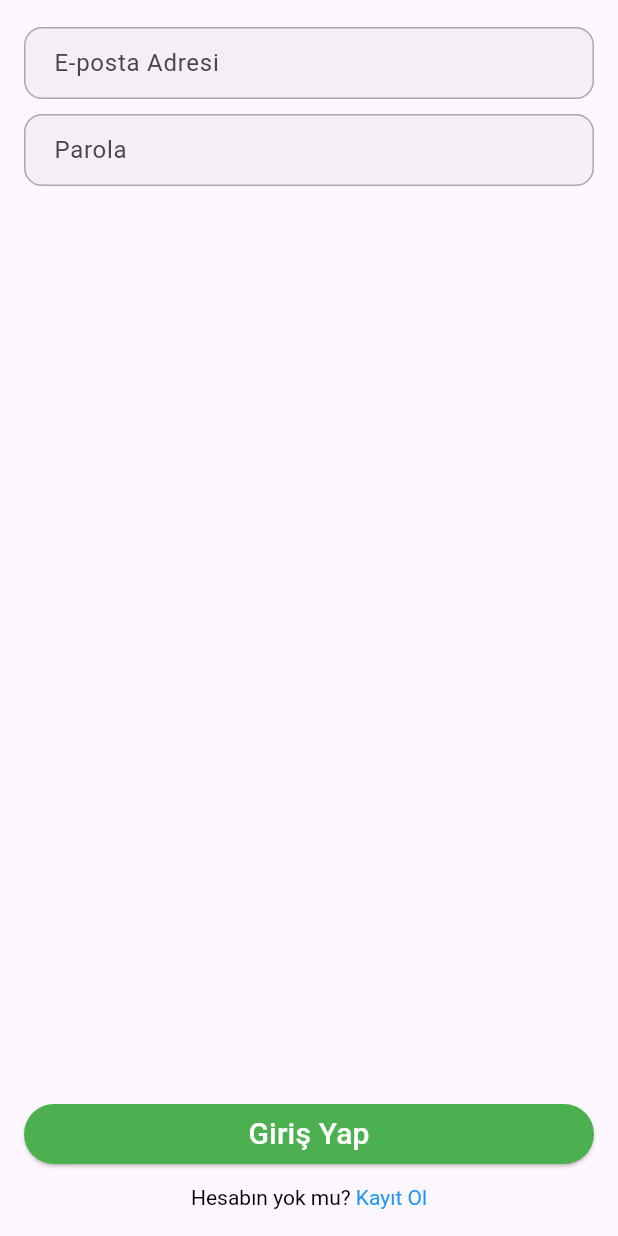
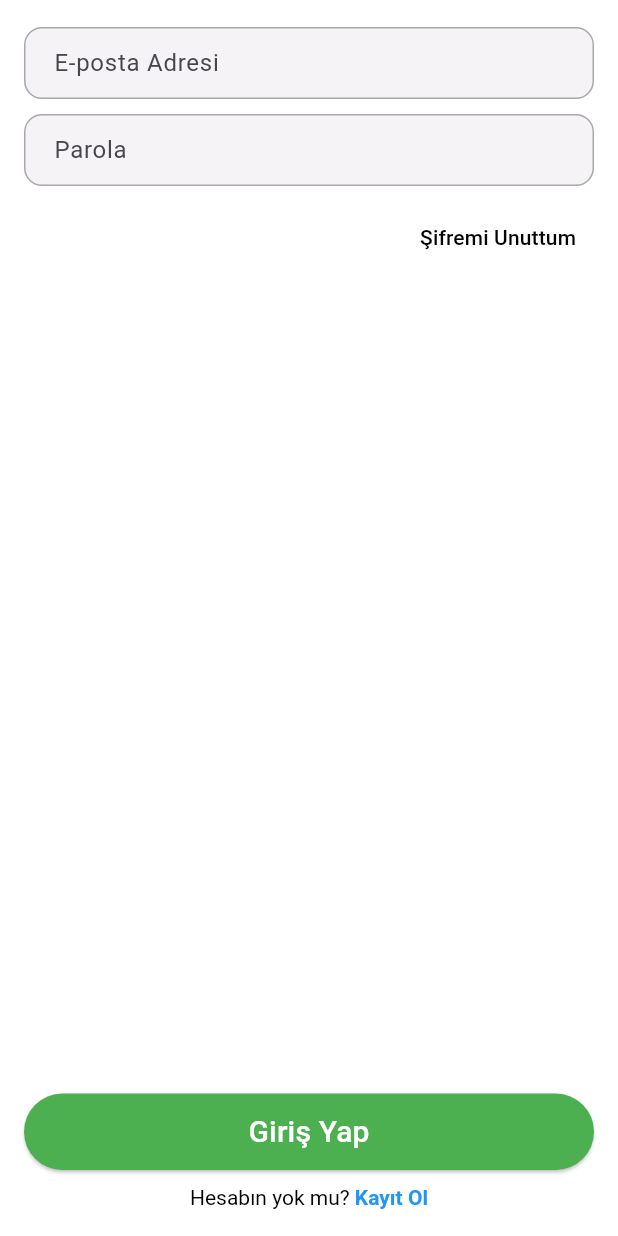
Before and after one commit to mstf45/iyzclinic, a Flutter app: the screen it shows after launch, on a phone screen of 412 x 824 dp. Run offline on Flutter 3.47's test engine with Material 3 defaults, Android fonts, the phone set to English and light mode, and no system bars; our stand-ins replace device_preview, fluttertoast; missing offline and left inert: kartal.

Commit message:
Update UI components and add forget password functionality

```diff
--- a/lib/core/utils/components/custom_elevated_button.dart
+++ b/lib/core/utils/components/custom_elevated_button.dart
@@ -13,6 +13,7 @@ class CustomElevatedButton extends StatelessWidget {
   @override
   Widget build(BuildContext context) {
     return SizedBox(
+      height: 51,
       width: double.infinity,
       child: ElevatedButton(
         style: ElevatedButton.styleFrom(backgroundColor: Colors.green),
--- a/lib/core/utils/constants/app_strings.dart
+++ b/lib/core/utils/constants/app_strings.dart
@@ -1,5 +1,6 @@
- class AppStrings {
+class AppStrings {
   AppStrings._();
+
   /// [TODO] abstract olarak da Kullanabiliriz
 
   /// [Genel]
@@ -8,9 +9,6 @@
   static const cancel = 'İptal';
   static const error = 'Bir hata oluştu';
 
-
-
-
   /// Auth [Login]
   static const loginEmailLabel = 'E-posta Adresi';
   static const loginPasswordLabel = 'Parola';
@@ -18,10 +16,6 @@
   static const haveAccount = 'Hesabın yok mu?';
   static const loginButton = 'Giriş Yap';
   static const loginTitle = 'Giriş Yap';
-
-
-
-
 
   /// Auth [Register]
   static const registerTitle = 'Kayıt Ol';
@@ -32,6 +26,13 @@
   static const registerButton = ' Kayıt Ol';
   static const loginRichSubText = ' Giriş Yap';
 
+  /// [Auth Forget Password]
+  static const forgetPasswordTitle = 'Şifremi Unuttum';
+  static const forgetPasswordInstruction =
+      'Lütfen kayıtlı e-posta adresinizi giriniz.';
+  static const forgetPasswordButton = 'Şifre Sıfırlama Bağlantısı Gönder';
+  static const forgetPasswordSentInstruction =
+      'Şifre sıfırlama bağlantısı e-posta adresinize gönderildi.';
 
   /// [Validation]
   static const nameRequired = 'İsim gerekli';
@@ -43,5 +44,4 @@
   static const phoneNumberRequired = 'Telefon numarası gerekli';
   static const validPhoneNumber = 'Geçerli bir telefon girin';
   static const invalidPhoneNumber = 'Geçersiz telefon numarası';
-
 }
--- a/lib/features/auth/view/login_view.dart
+++ b/lib/features/auth/view/login_view.dart
@@ -5,6 +5,7 @@ import 'package:iyzclinic/core/utils/components/custom_text_from_field.dart';
 import 'package:iyzclinic/core/utils/constants/app_strings.dart';
 import 'package:iyzclinic/core/utils/constants/custom_sized_box.dart';
 import 'package:iyzclinic/core/utils/constants/home_style.dart';
+import 'package:iyzclinic/features/auth/view/forget_password_view.dart';
 import 'package:iyzclinic/features/auth/view/register_view.dart';
 import 'package:iyzclinic/features/auth/widgets/manager/basic_usage_manager.dart';
 import 'package:iyzclinic/features/home/view/home_view.dart';
@@ -27,6 +28,7 @@ class _LoginViewState extends State<LoginView> with LoginMixin {
     final screenWidth = MediaQuery.sizeOf(context).width;
     final screenHeight = MediaQuery.sizeOf(context).height;
     return Material(
+      color: Colors.white,
       child: SafeArea(
         child: Form(
           key: globalKey,
@@ -48,6 +50,22 @@ class _LoginViewState extends State<LoginView> with LoginMixin {
                   autovalidateMode: AutovalidateMode.onUserInteraction,
                   validator: (v) => ValidateClass().validatePassword(v),
                 ),
+                Row(
+                  mainAxisAlignment: MainAxisAlignment.end,
+                  children: [
+                    TextButton(
+                      onPressed: () {
+                        context.basicNavigate
+                            .setTargetPage(ForgetPasswordView())
+                            .pushPageNavigateProperty();
+                      },
+                      child: Text(
+                        AppStrings.forgetPasswordTitle,
+                        style: TextStyle(color: Colors.black),
+                      ),
+                    ),
+                  ],
+                ),
                 Spacer(),
                 CustomElevatedButton(
                   onPressed: () {
@@ -59,6 +77,7 @@ class _LoginViewState extends State<LoginView> with LoginMixin {
                   },
                   text: AppStrings.loginButton,
                 ),
+
                 RichText(
                   text: TextSpan(
                     text: AppStrings.haveAccount,
@@ -66,7 +85,10 @@ class _LoginViewState extends State<LoginView> with LoginMixin {
                     children: [
                       TextSpan(
                         text: AppStrings.registerButton,
-                        style: TextStyle(color: Colors.blue),
+                        style: TextStyle(
+                          color: Colors.blue,
+                          fontWeight: FontWeight.bold,
+                        ),
                         recognizer: TapGestureRecognizer()
                           ..onTap = () {
                             context.basicNavigate
--- a/lib/features/home/widgets/home_widgets.dart
+++ b/lib/features/home/widgets/home_widgets.dart
@@ -1,6 +1,7 @@
 import 'package:flutter/material.dart';
 import 'package:iyzclinic/core/utils/constants/custom_bottom_appbar.dart';
 import 'package:iyzclinic/features/home/model/home_model.dart';
+import 'package:iyzclinic/features/home/view/drawer_view.dart';
 import 'package:iyzclinic/features/home/view/home_view.dart';
 import '../../../core/utils/components/custom_appbar.dart';
 import '../mixin/home_mixin.dart';
@@ -16,6 +17,7 @@ class _HomeWidgetsState extends State<HomeWidgets> with HomeMixin {
   @override
   Widget build(BuildContext context) {
     return Scaffold(
+      drawer: DrawerView(),
       backgroundColor: Colors.white,
       appBar: CustomAppbar(),
       body: ListView(
```
Also changed, not shown: lib/core/utils/components/custom_appbar.dart (+7 -1 lines), lib/features/auth/view/forget_password_view.dart (added, +63 -0 lines), lib/features/home/view/drawer_view.dart (added, +37 -0 lines).
